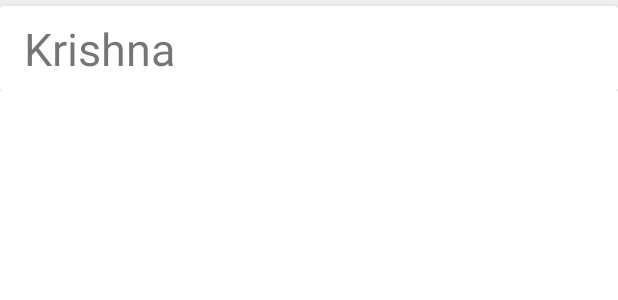
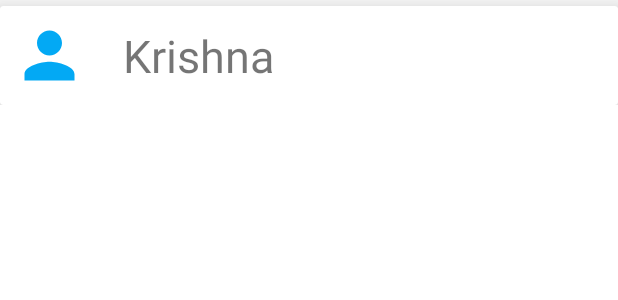
Before and after one commit to KrishnaTech6/ChatterBox-Chatting-App, an Android app: the layout user_item_list.xml on its own in the app's theme, with its tools: preview values and no code run, on a phone screen of 412 x 824 dp. Shown: the top 300 px of the screen. Run offline under Robolectric (Android 15) with nearby library versions, the phone set to English and light mode, and no system bars.

Commit message:
user stay logged in feature plus ui improvements

```diff
--- a/app/src/main/java/com/example/chatterbox/MainActivity.kt
+++ b/app/src/main/java/com/example/chatterbox/MainActivity.kt
@@ -1,5 +1,6 @@
 package com.example.chatterbox
 
+import android.app.ProgressDialog.show
 import android.content.Intent
 import androidx.appcompat.app.AppCompatActivity
 import android.os.Bundle
--- a/app/src/main/java/com/example/chatterbox/Signin.kt
+++ b/app/src/main/java/com/example/chatterbox/Signin.kt
@@ -26,6 +26,15 @@
         supportActionBar?.hide()
         mAuth = FirebaseAuth.getInstance()
 
+        if (mAuth.currentUser?.uid != null){
+            //if logged in, directly go to main activity
+            //else sign in
+            val intent = Intent(this@Signin, MainActivity::class.java)
+            finish() // if back pressed it should not go to sign in activity , therefore we have to add finish()
+            startActivity(intent)
+        }
+        else{
+
             email = findViewById(R.id.et_email)
             password = findViewById(R.id.et_password)
             signup = findViewById(R.id.btn_signup)
@@ -42,6 +51,10 @@
 
                 login(email, password)
             }
+
+        }
+
+
     }
     private fun login(email: String, password: String){
 
--- /dev/null
+++ b/app/src/main/res/drawable/ic_person.xml
@@ -0,0 +1,5 @@
+<vector android:height="24dp" android:tint="@color/blue_700"
+    android:viewportHeight="24" android:viewportWidth="24"
+    android:width="24dp" xmlns:android="http://schemas.android.com/apk/res/android">
+    <path android:fillColor="@android:color/white" android:pathData="M12,12c2.21,0 4,-1.79 4,-4s-1.79,-4 -4,-4 -4,1.79 -4,4 1.79,4 4,4zM12,14c-2.67,0 -8,1.34 -8,4v2h16v-2c0,-2.66 -5.33,-4 -8,-4z"/>
+</vector>
--- /dev/null
+++ b/app/src/main/res/drawable/user_image_background.xml
@@ -0,0 +1,6 @@
+<?xml version="1.0" encoding="utf-8"?>
+<shape xmlns:android="http://schemas.android.com/apk/res/android" android:shape="oval">
+    <stroke android:color="@color/white" android:width="2dp"/>
+
+
+</shape>
--- a/app/src/main/res/layout/user_item_list.xml
+++ b/app/src/main/res/layout/user_item_list.xml
@@ -17,12 +17,22 @@
         <LinearLayout
             android:layout_width="match_parent"
             android:layout_height="wrap_content"
-            android:orientation="vertical">
+            android:orientation="horizontal">
+            <ImageView
+                android:background="@drawable/user_image_background"
+                android:layout_width="50dp"
+                android:layout_height="50dp"
+                android:src="@drawable/ic_person"
+                android:layout_gravity="center"
+                android:layout_margin="8dp"
+                android:id="@+id/im_userImage"/>
+
             <TextView
                 android:id="@+id/tv_UserName"
                 android:layout_width="match_parent"
                 android:layout_height="wrap_content"
                 android:padding="8dp"
+                android:layout_gravity="center"
                 android:paddingStart="16dp"
                 android:text="Krishna"
                 android:textSize="30sp" />
```
Lines whose indentation alone changed are shown as unchanged.
